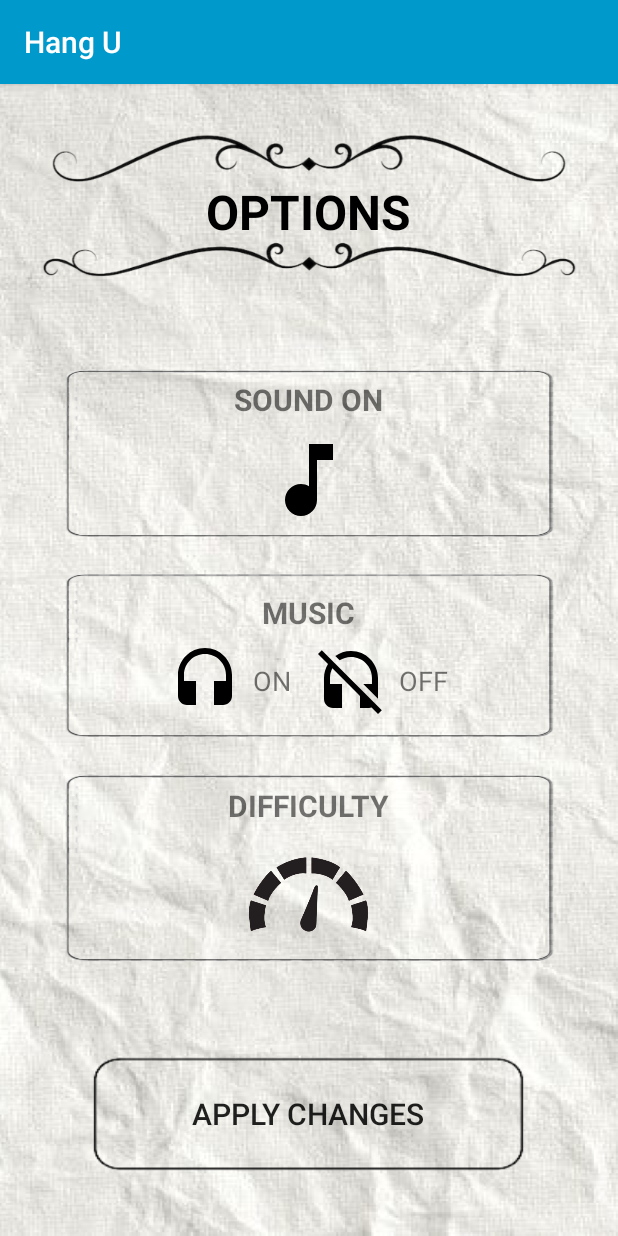
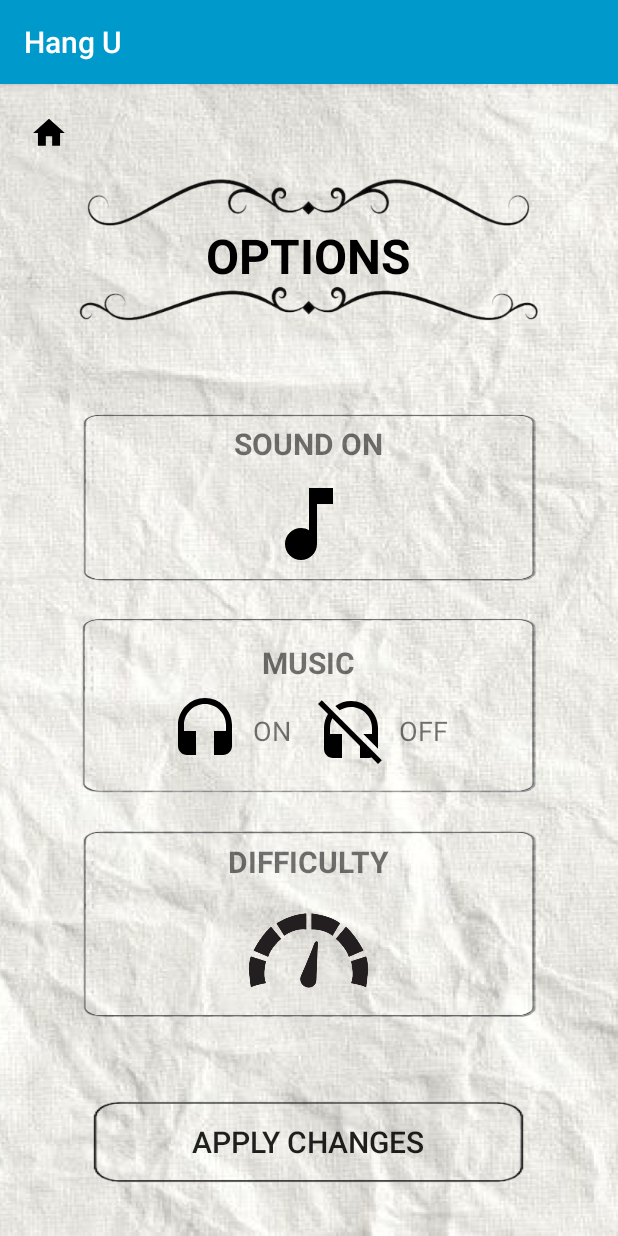
Before and after one commit to ABEJARON/HangU_game, an Android app built with Jetpack Compose: the OptionsActivity screen opened directly, with no data from a screen before it, on a phone screen of 412 x 824 dp. Run offline under Robolectric (Android 15) with nearby library versions, the phone set to English and light mode, and no system bars; 2 statements that could not run were skipped.

Commit message:
updated option

```diff
--- /dev/null
+++ b/app/src/main/res/drawable/ic_home.xml
@@ -0,0 +1,5 @@
+<vector xmlns:android="http://schemas.android.com/apk/res/android" android:height="24dp" android:tint="#000000" android:viewportHeight="24" android:viewportWidth="24" android:width="24dp">
+
+    <path android:fillColor="@android:color/white" android:pathData="M10,20v-6h4v6h5v-8h3L12,3 2,12h3v8z"/>
+
+</vector>
--- a/app/src/main/res/layout/activity_options.xml
+++ b/app/src/main/res/layout/activity_options.xml
@@ -7,9 +7,19 @@
     android:padding="16dp"
     android:background="@drawable/paperbg">
 
+
+    <ImageView
+        android:id="@+id/imageViewHomeIcon"
+        android:layout_width="25dp"
+        android:layout_height="25dp"
+        android:src="@drawable/ic_home"
+        android:layout_gravity="top|start"
+        android:layout_marginTop="4dp"
+        android:layout_marginStart="4dp" />
+
     <!-- Title Section with Header Image -->
     <LinearLayout
-        android:layout_width="wrap_content"
+        android:layout_width="327dp"
         android:layout_height="138dp"
         android:layout_marginBottom="32dp"
         android:background="@drawable/header"
@@ -30,7 +40,7 @@
 
     <!-- Music Section -->
     <LinearLayout
-        android:layout_width="match_parent"
+        android:layout_width="353dp"
         android:layout_height="120dp"
         android:layout_marginBottom="16dp"
         android:background="@drawable/card_background"
@@ -54,8 +64,8 @@
     </LinearLayout>
 
     <LinearLayout
-        android:layout_width="match_parent"
-        android:layout_height="117dp"
+        android:layout_width="354dp"
+        android:layout_height="125dp"
         android:layout_marginBottom="16dp"
         android:background="@drawable/card_background"
         android:gravity="center"
@@ -107,7 +117,7 @@
 
     <!-- Difficulty Section -->
     <LinearLayout
-        android:layout_width="match_parent"
+        android:layout_width="353dp"
         android:layout_height="134dp"
         android:layout_marginBottom="32dp"
         android:background="@drawable/card_background"
```
